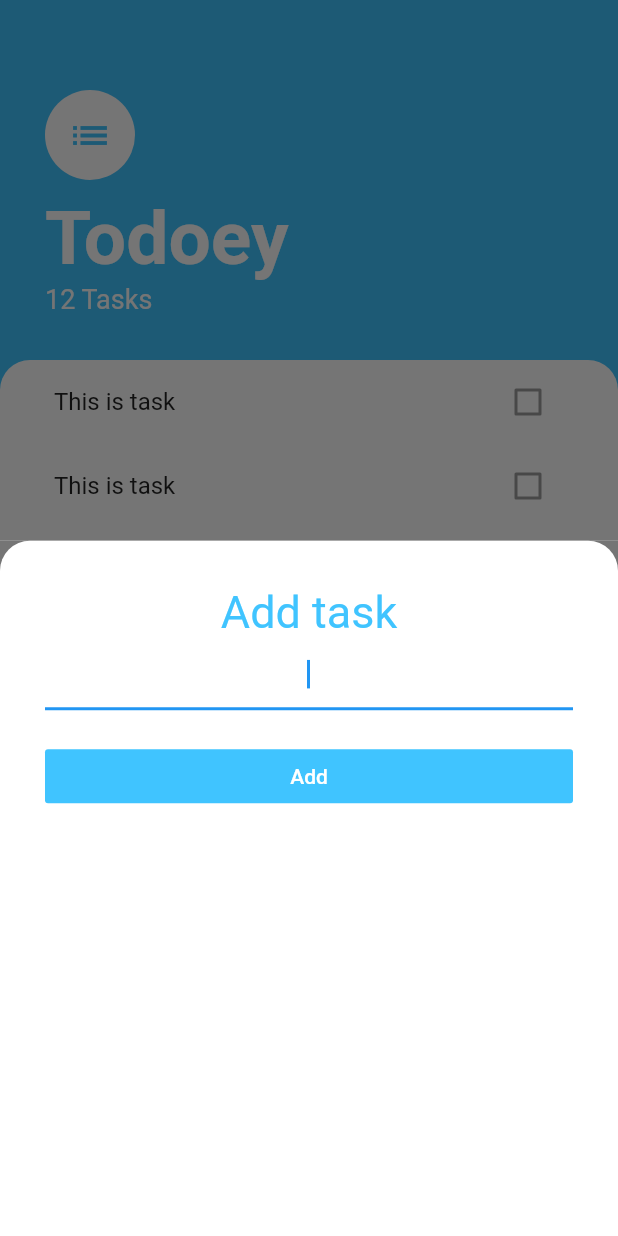
After one commit to fabiovalinhos/todoey_flutter, a Flutter app: the screen it shows after launch, after a tap on the "add" icon, on a phone screen of 412 x 824 dp. The commit adds this screen. Run offline on Flutter 3.47's test engine with Material 2 defaults, Android fonts, the phone set to English and light mode, and no system bars.

Commit message:
Put a bottomSheet for create new task

```diff
--- /dev/null
+++ b/lib/screens/add_task_screen.dart
@@ -0,0 +1,48 @@
+import 'package:flutter/material.dart';
+
+class AddTaskScreen extends StatelessWidget {
+  @override
+  Widget build(BuildContext context) {
+    return Container(
+      color: Color(0xff757575),
+      child: Container(
+        padding: EdgeInsets.all(30),
+        decoration: BoxDecoration(
+          color: Colors.white,
+          borderRadius: BorderRadius.only(
+            topLeft: Radius.circular(20),
+            topRight: Radius.circular(20),
+          ),
+        ),
+        child: Column(
+          crossAxisAlignment: CrossAxisAlignment.stretch,
+          children: <Widget>[
+            Text(
+              'Add task',
+              textAlign: TextAlign.center,
+              style: TextStyle(
+                fontSize: 30.0,
+                color: Colors.lightBlueAccent,
+              ),
+            ),
+            TextField(
+              autofocus: true,
+              textAlign: TextAlign.center,
+            ),
+            SizedBox(
+              height: 20,
+            ),
+            FlatButton(
+              child: Text(
+                'Add',
+                style: TextStyle(color: Colors.white),
+              ),
+              color: Colors.lightBlueAccent,
+              onPressed: () {},
+            ),
+          ],
+        ),
+      ),
+    );
+  }
+}
--- a/lib/screens/tasks_screen.dart
+++ b/lib/screens/tasks_screen.dart
@@ -1,5 +1,6 @@
 import 'package:flutter/cupertino.dart';
 import 'package:flutter/material.dart';
+import 'package:todoeyflutter/screens/add_task_screen.dart';
 import 'package:todoeyflutter/widgets/tasks_list.dart';
 
 class TasksScreen extends StatelessWidget {
@@ -8,11 +9,16 @@ class TasksScreen extends StatelessWidget {
     return Scaffold(
       backgroundColor: Colors.lightBlueAccent,
       floatingActionButton: FloatingActionButton(
-        onPressed: null,
+        onPressed: () {
+          showModalBottomSheet(
+            context: context,
+            builder: (context) => AddTaskScreen(),
+          );
+        },
         backgroundColor: Colors.lightBlueAccent,
         child: Icon(
           Icons.add,
-          size: 40,
+          size: 25,
         ),
       ),
       body: Column(
```
